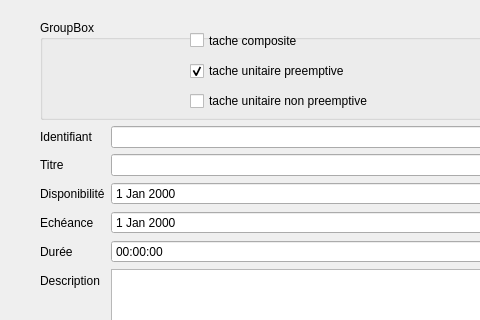
First picture: the form in src/ajouttachedialog.ui, repository sowlosc/ProjectCalendar, before the edit; both pictures show x 0 to 480 and y 0 to 320 of the 631 by 536 pixel window.
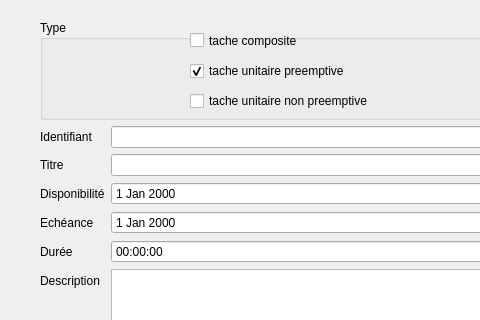
Second picture: the form after the edit.

What changed in the file:
```diff
--- a/src/ajouttachedialog.ui
+++ b/src/ajouttachedialog.ui
@@ -41,6 +41,9 @@
    <layout class="QVBoxLayout" name="verticalLayout">
     <item>
      <widget class="QGroupBox" name="groupBox">
+      <property name="enabled">
+       <bool>true</bool>
+      </property>
       <property name="minimumSize">
        <size>
         <width>0</width>
@@ -60,7 +63,7 @@
        </size>
       </property>
       <property name="title">
-       <string>GroupBox</string>
+       <string>Type</string>
       </property>
       <property name="flat">
        <bool>false</bool>
```
